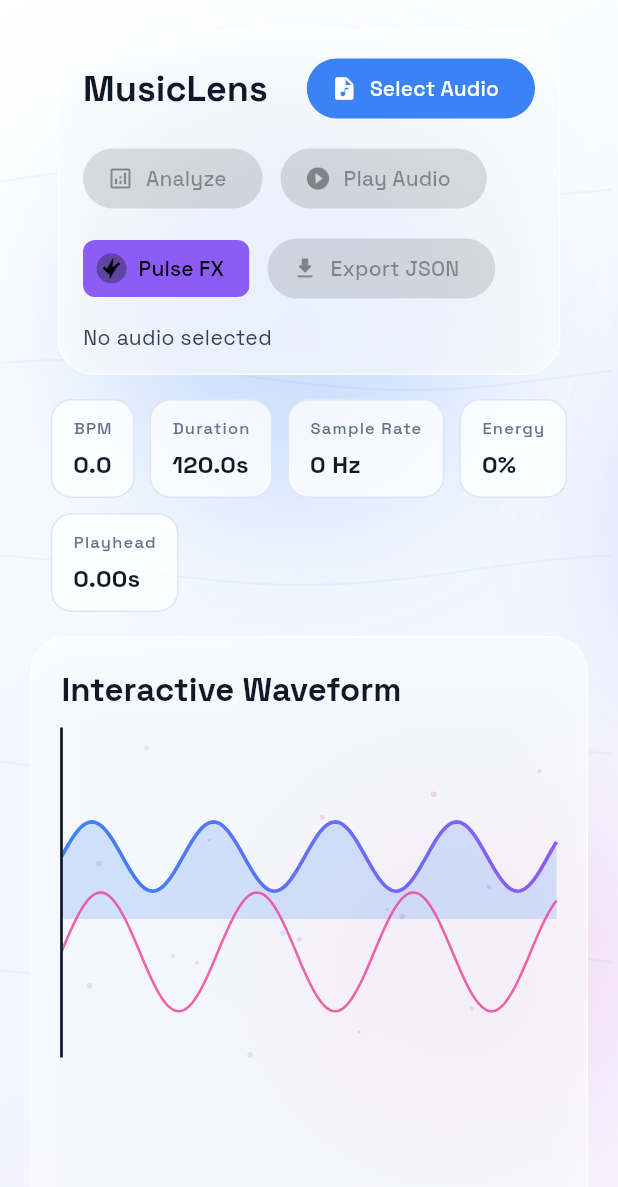
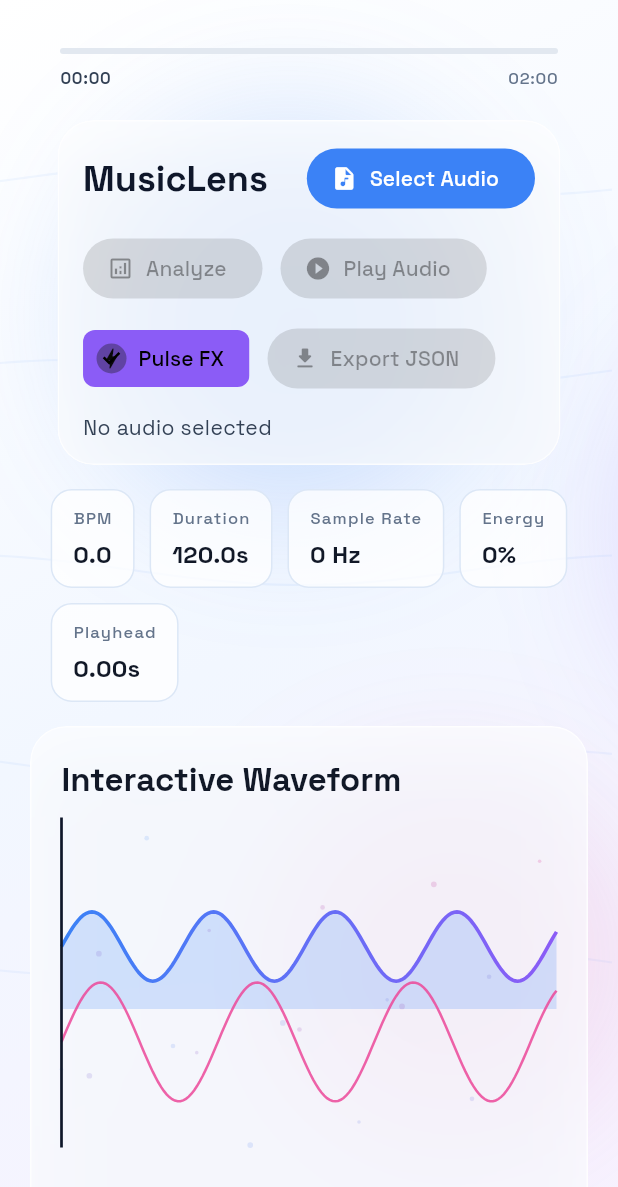
Before and after one commit to RishithSuresh/MusicLens, a Flutter app: the screen it shows after launch, on a phone screen of 412 x 824 dp. Shown: the top 1187 px of the screen. Run offline on Flutter 3.47's test engine with Material 3 defaults, Android fonts, the phone set to English and light mode, and no system bars; our stand-ins replace audioplayers, file_picker, google_fonts.

Commit message:
Timeline feature

```diff
--- a/frontend/lib/features/audio/presentation/screens/dashboard_screen.dart
+++ b/frontend/lib/features/audio/presentation/screens/dashboard_screen.dart
@@ -17,6 +17,7 @@ import '../widgets/lyrics_panel.dart';
 import '../widgets/metric_chip.dart';
 import '../widgets/music_dna_panel.dart';
 import '../widgets/spectrum_panel.dart';
+import '../widgets/timeline_scrubber.dart';
 import '../widgets/waveform_panel.dart';
 
 class DashboardScreen extends StatefulWidget {
@@ -101,6 +102,12 @@ class _DashboardScreenState extends State<DashboardScreen> {
                 padding: const EdgeInsets.fromLTRB(20, 20, 20, 14),
                 child: Column(
                   children: [
+                    TimelineScrubber(
+                      currentTime: _currentTime,
+                      totalDuration: duration,
+                      onSeek: _onSeek,
+                    ),
+                    const SizedBox(height: 8),
                     _buildTopBar(),
                     const SizedBox(height: 16),
                     Wrap(
@@ -157,8 +164,8 @@ class _DashboardScreenState extends State<DashboardScreen> {
                               InsightsPanel(
                                 currentInsight: _currentInsight,
                                 insights: _analysis?.insights ?? const ['Waiting for analysis...'],
-                                currentTime: _currentTime,
-                                totalDuration: duration,
+                                 currentTime: _currentTime,
+                                 totalDuration: duration,
                               ),
                               const SizedBox(height: 12),
                               MusicDnaPanel(
--- a/frontend/lib/features/audio/presentation/widgets/insights_panel.dart
+++ b/frontend/lib/features/audio/presentation/widgets/insights_panel.dart
@@ -49,6 +49,7 @@ class InsightsPanel extends StatelessWidget {
             'Timeline ${currentTime.toStringAsFixed(2)}s / ${totalDuration.toStringAsFixed(2)}s',
             style: theme.textTheme.bodySmall?.copyWith(color: const Color(0xFF64748B)),
           ),
+
           const SizedBox(height: 16),
           Wrap(
             spacing: 8,
--- /dev/null
+++ b/frontend/lib/features/audio/presentation/widgets/timeline_scrubber.dart
@@ -0,0 +1,122 @@
+import 'package:flutter/material.dart';
+
+class TimelineScrubber extends StatefulWidget {
+  const TimelineScrubber({
+    required this.currentTime,
+    required this.totalDuration,
+    required this.onSeek,
+    super.key,
+  });
+
+  final double currentTime;
+  final double totalDuration;
+  final ValueChanged<double> onSeek;
+
+  @override
+  State<TimelineScrubber> createState() => _TimelineScrubberState();
+}
+
+class _TimelineScrubberState extends State<TimelineScrubber> {
+  late double _draggedTime;
+  bool _isDragging = false;
+
+  @override
+  Widget build(BuildContext context) {
+    final progress = widget.totalDuration > 0
+        ? (widget.currentTime / widget.totalDuration).clamp(0.0, 1.0)
+        : 0.0;
+
+    final displayTime = _isDragging ? _draggedTime : widget.currentTime;
+
+    return Column(
+      mainAxisSize: MainAxisSize.min,
+      children: [
+        MouseRegion(
+          cursor: SystemMouseCursors.click,
+          child: GestureDetector(
+            onHorizontalDragStart: (details) {
+              _isDragging = true;
+              _updateTimeFromPosition(details.globalPosition);
+            },
+            onHorizontalDragUpdate: (details) {
+              _updateTimeFromPosition(details.globalPosition);
+            },
+            onHorizontalDragEnd: (details) {
+              setState(() {
+                _isDragging = false;
+              });
+              widget.onSeek(_draggedTime);
+            },
+            onTapDown: (details) {
+              _updateTimeFromPosition(details.globalPosition);
+              widget.onSeek(_draggedTime);
+            },
+            child: Container(
+              padding: const EdgeInsets.symmetric(vertical: 12, horizontal: 20),
+              child: Column(
+                mainAxisSize: MainAxisSize.min,
+                children: [
+                  SizedBox(
+                    height: 4,
+                    child: ClipRRect(
+                      borderRadius: BorderRadius.circular(2),
+                      child: LinearProgressIndicator(
+                        value: progress,
+                        minHeight: 4,
+                        backgroundColor: const Color(0xFFE2E8F0),
+                        valueColor: const AlwaysStoppedAnimation<Color>(
+                          Color(0xFF2563EB),
+                        ),
+                      ),
+                    ),
+                  ),
+                  const SizedBox(height: 8),
+                  Row(
+                    mainAxisAlignment: MainAxisAlignment.spaceBetween,
+                    children: [
+                      Text(
+                        _formatTime(displayTime),
+                        style: Theme.of(context).textTheme.labelSmall?.copyWith(
+                              color: const Color(0xFF334155),
+                              fontWeight: FontWeight.w600,
+                            ),
+                      ),
+                      Text(
+                        _formatTime(widget.totalDuration),
+                        style: Theme.of(context).textTheme.labelSmall?.copyWith(
+                              color: const Color(0xFF64748B),
+                              fontWeight: FontWeight.w500,
+                            ),
+                      ),
+                    ],
+                  ),
+                ],
+              ),
+            ),
+          ),
+        ),
+      ],
+    );
+  }
+
+  void _updateTimeFromPosition(Offset globalPosition) {
+    final box = context.findRenderObject() as RenderBox?;
+    if (box == null) return;
+
+    final localPosition = box.globalToLocal(globalPosition);
+    final containerWidth = box.size.width - 40; // Subtract horizontal padding
+    final fraction = (localPosition.dx - 20) / containerWidth;
+    final clampedFraction = fraction.clamp(0.0, 1.0);
+
+    setState(() {
+      _draggedTime = clampedFraction * widget.totalDuration;
+    });
+  }
+
+  String _formatTime(double seconds) {
+    final total = seconds.round().clamp(0, 60 * 60 * 24);
+    final mins = total ~/ 60;
+    final secs = total % 60;
+    return '${mins.toString().padLeft(2, '0')}:${secs.toString().padLeft(2, '0')}';
+  }
+}
```
